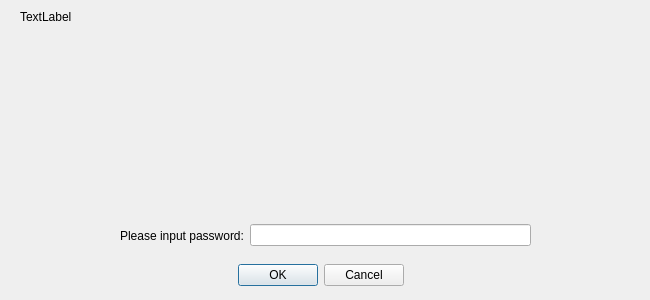
First picture: the form in src/qt_ui/forms/userconfirmdialog.ui, repository daemsproject/daemscore, before the edit.
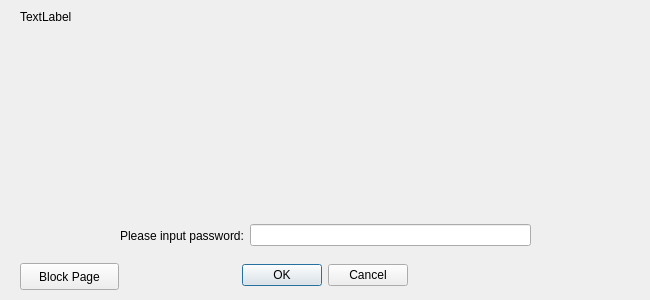
Second picture: the form after the edit.

Commit message: add block page, qt translate cn

```diff
--- a/src/qt_ui/forms/userconfirmdialog.ui
+++ b/src/qt_ui/forms/userconfirmdialog.ui
@@ -25,9 +25,9 @@
   <widget class="QDialogButtonBox" name="buttonBox">
    <property name="geometry">
     <rect>
-     <x>20</x>
+     <x>19</x>
      <y>260</y>
-     <width>601</width>
+     <width>611</width>
      <height>31</height>
     </rect>
    </property>
@@ -104,6 +104,19 @@
     </item>
    </layout>
   </widget>
+  <widget class="QPushButton" name="btn_blockpage">
+   <property name="geometry">
+    <rect>
+     <x>20</x>
+     <y>263</y>
+     <width>99</width>
+     <height>27</height>
+    </rect>
+   </property>
+   <property name="text">
+    <string>Block Page</string>
+   </property>
+  </widget>
  </widget>
  <resources/>
  <connections>
```
The commit also changes 31 other files.
